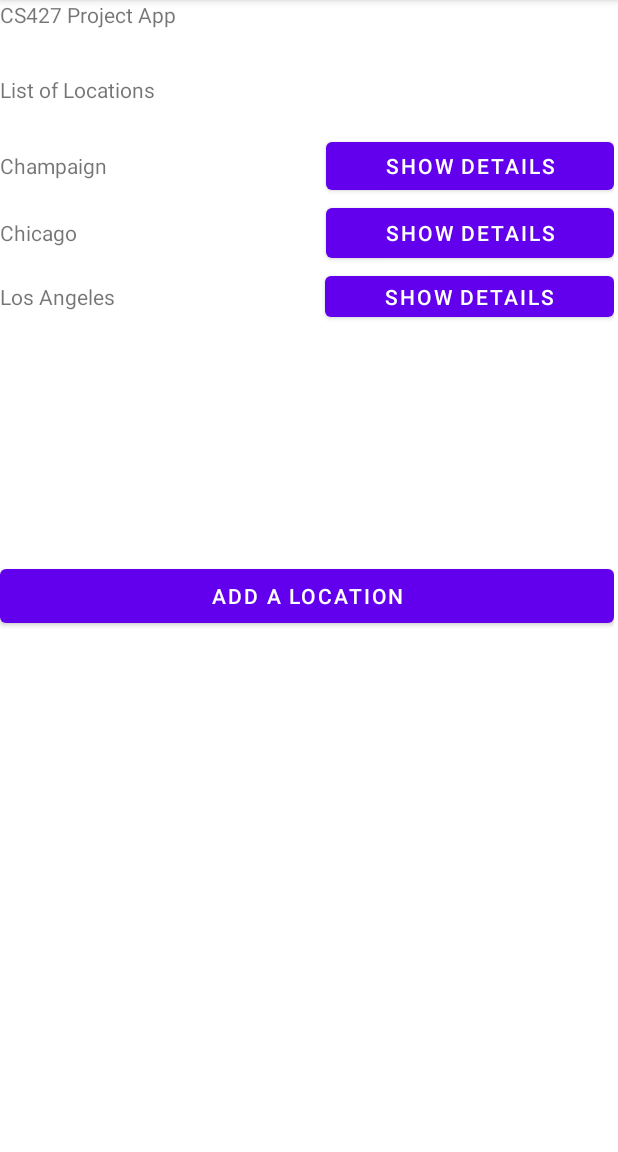
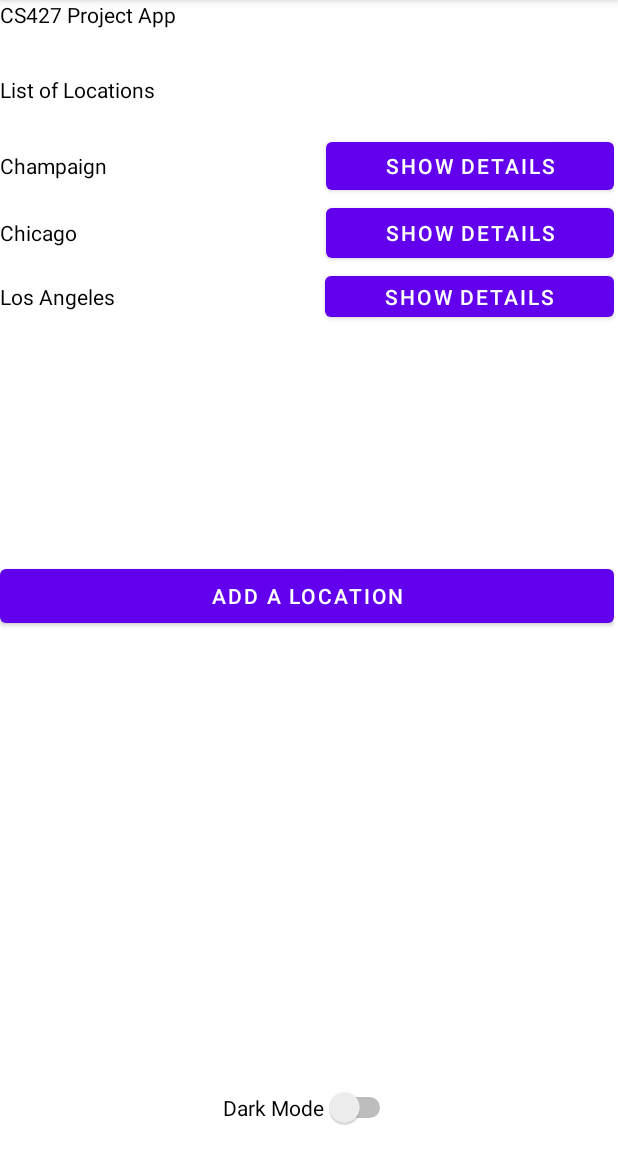
Before and after one commit to mehuloswal/CS427-Fall2024-TermProject-Team5, an Android app: the screen it shows after launch (MainActivity), on a phone screen of 412 x 824 dp, the part 84-1236 px from its top. Run offline under Robolectric (Android 15) with nearby library versions, the phone set to English and light mode, and no system bars.

Commit message:
Add theme switch on main page.

```diff
--- a/app/src/main/AndroidManifest.xml
+++ b/app/src/main/AndroidManifest.xml
@@ -22,6 +22,7 @@
             </intent-filter>
         </activity>
         <activity android:name=".DetailsActivity" android:exported="true"></activity>
+
     </application>
 
 </manifest>
--- a/app/src/main/java/edu/uiuc/cs427app/MainActivity.java
+++ b/app/src/main/java/edu/uiuc/cs427app/MainActivity.java
@@ -1,41 +1,57 @@
 package edu.uiuc.cs427app;
 
 import android.content.Intent;
+import android.content.SharedPreferences;
 import android.os.Bundle;
-
 import androidx.appcompat.app.AppCompatActivity;
-
 import android.view.View;
-
-import androidx.navigation.ui.AppBarConfiguration;
-
-import edu.uiuc.cs427app.databinding.ActivityMainBinding;
-
 import android.widget.Button;
+import android.widget.Switch;
 
 public class MainActivity extends AppCompatActivity implements View.OnClickListener {
 
-    private AppBarConfiguration appBarConfiguration;
-    private ActivityMainBinding binding;
+    private Switch themeSwitch;
 
     @Override
     protected void onCreate(Bundle savedInstanceState) {
+        // Step 1: Apply theme based on saved preference
+        SharedPreferences sharedPreferences = getSharedPreferences("user_prefs", MODE_PRIVATE);
+        boolean isDarkMode = sharedPreferences.getBoolean("isDarkMode", false);
+
+        if (isDarkMode) {
+            setTheme(R.style.Theme_MyFirstApp_Dark);
+        } else {
+            setTheme(R.style.Theme_MyFirstApp_Light);
+        }
+
         super.onCreate(savedInstanceState);
         setContentView(R.layout.activity_main);
 
-        // Initializing the UI components
-        // The list of locations should be customized per user (change the implementation so that
-        // buttons are added to layout programmatically
+        // Step 2: Initialize UI components
         Button buttonChampaign = findViewById(R.id.buttonChampaign);
         Button buttonChicago = findViewById(R.id.buttonChicago);
         Button buttonLA = findViewById(R.id.buttonLA);
         Button buttonNew = findViewById(R.id.buttonAddLocation);
+        themeSwitch = findViewById(R.id.themeSwitch);
 
         buttonChampaign.setOnClickListener(this);
         buttonChicago.setOnClickListener(this);
         buttonLA.setOnClickListener(this);
         buttonNew.setOnClickListener(this);
 
+        // Set switch initial position based on saved preference
+        themeSwitch.setChecked(isDarkMode);
+
+        // Step 3: Set listener for theme switch
+        themeSwitch.setOnCheckedChangeListener((buttonView, isChecked) -> {
+            // Save new theme preference
+            SharedPreferences.Editor editor = sharedPreferences.edit();
+            editor.putBoolean("isDarkMode", isChecked);
+            editor.apply();
+
+            // Restart activity to apply new theme
+            recreate();
+        });
     }
 
     @Override
--- a/app/src/main/res/layout/activity_main.xml
+++ b/app/src/main/res/layout/activity_main.xml
@@ -102,4 +102,15 @@
             android:text="Add a location" />
 
     </LinearLayout>
+    <Switch
+        android:id="@+id/themeSwitch"
+        android:layout_width="wrap_content"
+        android:layout_height="wrap_content"
+        android:text="Dark Mode"
+        app:layout_constraintBottom_toBottomOf="parent"
+        app:layout_constraintStart_toStartOf="parent"
+        app:layout_constraintEnd_toEndOf="parent"
+        android:layout_marginBottom="16dp" />
+
+
 </androidx.constraintlayout.widget.ConstraintLayout>
--- a/app/src/main/res/values-night/themes.xml
+++ /dev/null
@@ -1,16 +0,0 @@
-<resources xmlns:tools="http://schemas.android.com/tools">
-    <!-- Base application theme. -->
-    <style name="Theme.MyFirstApp" parent="Theme.MaterialComponents.DayNight.DarkActionBar">
-        <!-- Primary brand color. -->
-        <item name="colorPrimary">@color/purple_200</item>
-        <item name="colorPrimaryVariant">@color/purple_700</item>
-        <item name="colorOnPrimary">@color/black</item>
-        <!-- Secondary brand color. -->
-        <item name="colorSecondary">@color/teal_200</item>
-        <item name="colorSecondaryVariant">@color/teal_200</item>
-        <item name="colorOnSecondary">@color/black</item>
-        <!-- Status bar color. -->
-        <item name="android:statusBarColor" tools:targetApi="l">?attr/colorPrimaryVariant</item>
-        <!-- Customize your theme here. -->
-    </style>
-</resources>
--- a/app/src/main/res/values/colors.xml
+++ b/app/src/main/res/values/colors.xml
@@ -7,4 +7,30 @@
     <color name="teal_700">#FF018786</color>
     <color name="black">#FF000000</color>
     <color name="white">#FFFFFFFF</color>
+    <!-- Primary Colors -->
+    <color name="colorPrimaryLight">#6200EE</color> <!-- A deep purple for light mode -->
+    <color name="colorPrimaryDark">#BB86FC</color> <!-- Softer purple for dark mode -->
+    <color name="colorPrimaryVariantLight">#3700B3</color>
+    <color name="colorPrimaryVariantDark">#3700B3</color>
+
+    <!-- Secondary Colors -->
+    <color name="colorSecondaryLight">#03DAC6</color> <!-- Teal for accent -->
+    <color name="colorSecondaryDark">#03DAC5</color>
+
+    <!-- Background Colors -->
+    <color name="backgroundLight">#FFFFFF</color> <!-- White background for light mode -->
+    <color name="backgroundDark">#121212</color> <!-- Dark gray for dark mode -->
+
+    <!-- Text Colors -->
+    <color name="textColorLight">#000000</color> <!-- Black text for light mode -->
+    <color name="textColorDark">#FFFFFF</color> <!-- White text for dark mode -->
+
+
+    <!-- Light Mode Colors -->
+    <color name="buttonBackgroundLight">#6200EE</color> <!-- Deep purple for light mode buttons -->
+    <color name="buttonTextLight">#FFFFFF</color> <!-- White text for light mode buttons -->
+
+    <!-- Dark Mode Colors -->
+    <color name="buttonBackgroundDark">#BB86FC</color> <!-- Softer purple for dark mode buttons -->
+    <color name="buttonTextDark">#000000</color> <!-- Black text for dark mode buttons -->
 </resources>
--- a/app/src/main/res/values/themes.xml
+++ b/app/src/main/res/values/themes.xml
@@ -1,16 +1,29 @@
-<resources xmlns:tools="http://schemas.android.com/tools">
-    <!-- Base application theme. -->
+<resources>
+    <!-- Base application theme -->
     <style name="Theme.MyFirstApp" parent="Theme.MaterialComponents.DayNight.DarkActionBar">
-        <!-- Primary brand color. -->
-        <item name="colorPrimary">@color/purple_500</item>
-        <item name="colorPrimaryVariant">@color/purple_700</item>
-        <item name="colorOnPrimary">@color/white</item>
-        <!-- Secondary brand color. -->
-        <item name="colorSecondary">@color/teal_200</item>
-        <item name="colorSecondaryVariant">@color/teal_700</item>
-        <item name="colorOnSecondary">@color/black</item>
-        <!-- Status bar color. -->
-        <item name="android:statusBarColor" tools:targetApi="l">?attr/colorPrimaryVariant</item>
-        <!-- Customize your theme here. -->
+        <!-- Common attributes for both light and dark themes -->
+        <item name="colorPrimary">@color/colorPrimaryLight</item>
+        <item name="colorPrimaryVariant">@color/colorPrimaryVariantLight</item>
+        <item name="colorSecondary">@color/colorSecondaryLight</item>
+    </style>
+
+    <!-- Light Theme -->
+    <style name="Theme.MyFirstApp.Light" parent="Theme.MyFirstApp">
+        <item name="colorPrimary">@color/colorPrimaryLight</item>
+        <item name="colorPrimaryVariant">@color/colorPrimaryVariantLight</item>
+        <item name="colorSecondary">@color/colorSecondaryLight</item>
+        <item name="android:colorBackground">@color/backgroundLight</item>
+        <item name="android:textColor">@color/textColorLight</item> <!-- Light mode text color -->
+        <item name="colorButtonNormal">@color/buttonBackgroundLight</item>
+    </style>
+
+    <!-- Dark Theme -->
+    <style name="Theme.MyFirstApp.Dark" parent="Theme.MyFirstApp">
+        <item name="colorPrimary">@color/colorPrimaryDark</item>
+        <item name="colorPrimaryVariant">@color/colorPrimaryVariantDark</item>
+        <item name="colorSecondary">@color/colorSecondaryDark</item>
+        <item name="android:colorBackground">@color/backgroundDark</item>
+        <item name="android:textColor">@color/textColorDark</item> <!-- Dark mode text color -->
+        <item name="colorButtonNormal">@color/buttonBackgroundDark</item>
     </style>
 </resources>
```
